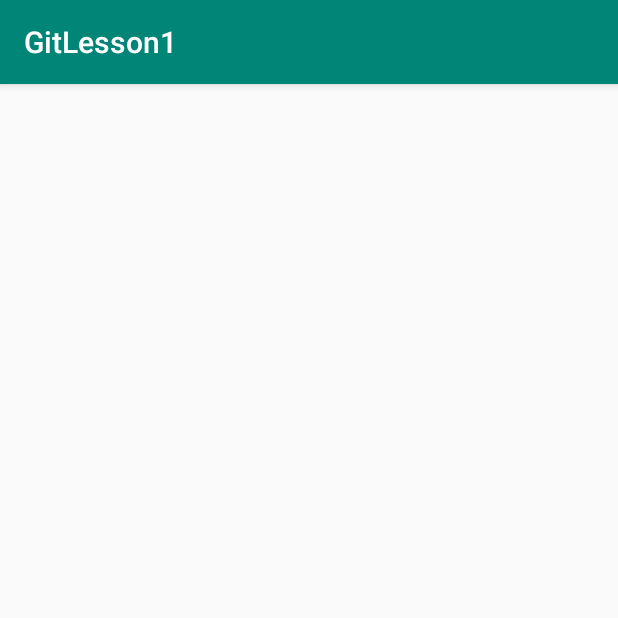
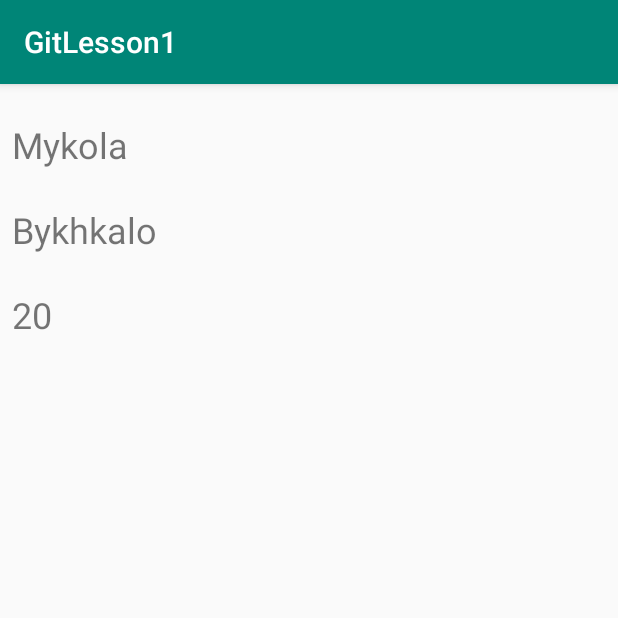
Before and after one commit to AndreyRafalsky13/GitTraining, an Android app: the screen it shows after launch (MainActivity), on a phone screen of 412 x 824 dp, the top half of it. Run offline under Robolectric (Android 15) with nearby library versions, the phone set to English and light mode, and no system bars.

```diff
--- a/app/src/main/java/com/codit/gitlesson1/MainActivity.java
+++ b/app/src/main/java/com/codit/gitlesson1/MainActivity.java
@@ -1,11 +1,15 @@
 package com.codit.gitlesson1;
 
+import android.content.Intent;
 import android.support.v7.app.AppCompatActivity;
 import android.os.Bundle;
 import android.widget.TextView;
 
+import com.codit.gitlesson1.model.Person;
+
 public class MainActivity extends AppCompatActivity {
 
+    Person person;
     TextView nameText;
     TextView surnameText;
     TextView ageText;
@@ -22,5 +26,11 @@ public class MainActivity extends AppCompatActivity {
         nameText = findViewById(R.id.name_text);
         surnameText = findViewById(R.id.surname_text);
         ageText = findViewById(R.id.age_text);
+
+        person = new Person("Mykola", "Bykhkalo", 20);
+
+        nameText.setText(person.getName());
+        surnameText.setText(person.getSurname());
+        ageText.setText(String.valueOf(person.getAge()));
     }
 }
--- a/app/src/main/java/com/codit/gitlesson1/model/Person.java
+++ b/app/src/main/java/com/codit/gitlesson1/model/Person.java
@@ -5,7 +5,6 @@ public class Person {
     private String surname;
     private int age;
 
-    private int a = 25;
 
     public Person(String name, String surname, int age) {
         this.name = name;
```
